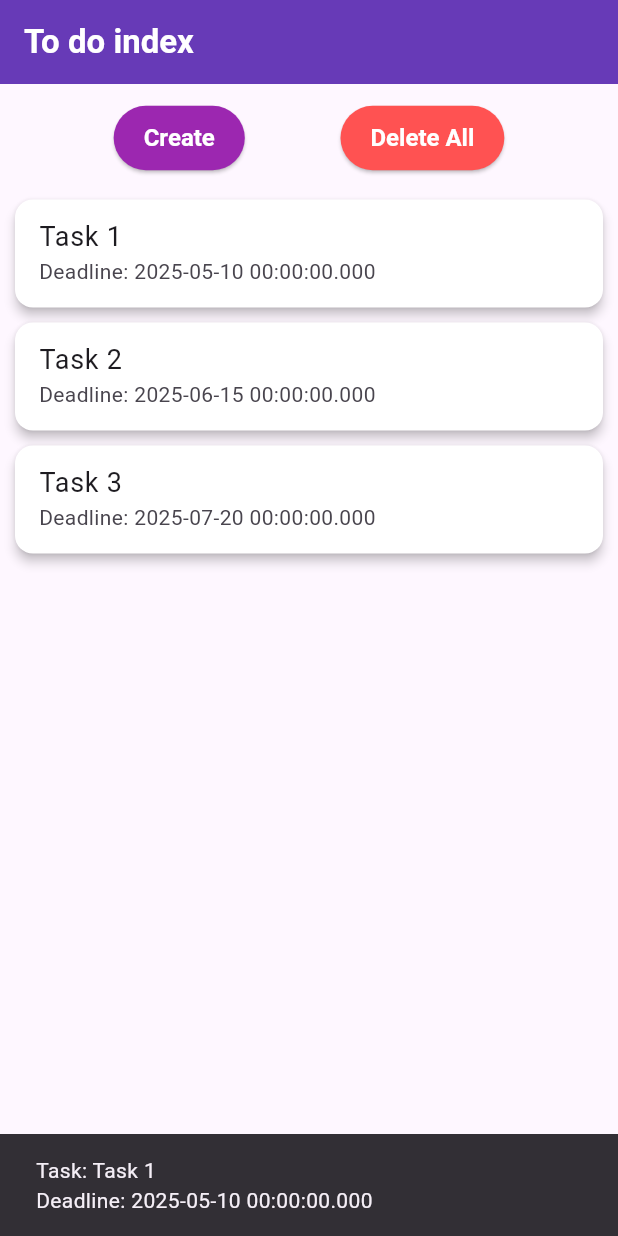
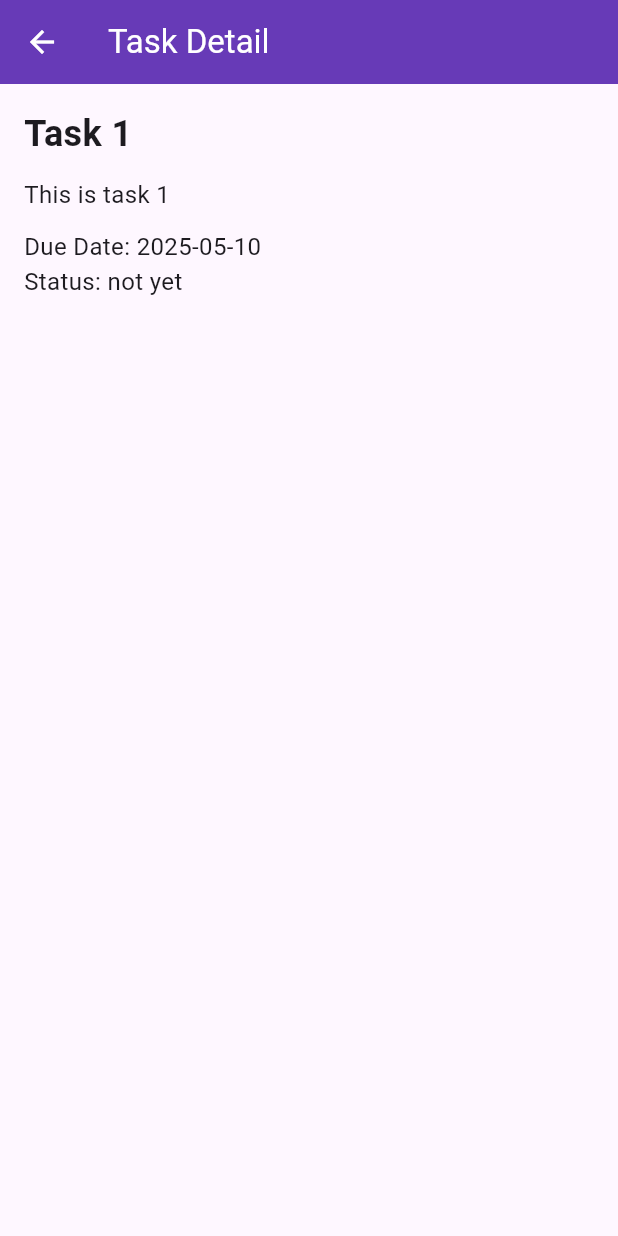
Before and after one commit to Application-drop-up/todo, a Flutter app: the screen it shows after launch, after a tap on "Task 1", on a phone screen of 412 x 824 dp. Run offline on Flutter 3.47's test engine with Material 3 defaults, Android fonts, the phone set to English and light mode, and no system bars.

Commit message:
add_test-show_task_view

```diff
--- a/lib/main.dart
+++ b/lib/main.dart
@@ -1,5 +1,6 @@
 import 'package:flutter/material.dart';
 import 'package:todo/view/create_task_view.dart';
+import 'package:todo/view/show_detail_task_view.dart';
 import 'package:todo/model/show_detail_task.dart';
 
 void main() {
@@ -86,10 +87,14 @@ class _MyHomePageState extends State<MyHomePage> {
                   margin: const EdgeInsets.symmetric(vertical: 5, horizontal: 10),
                   child: ListTile(
                     title: Text(task.title, style: const TextStyle(fontSize: 18)),
-                    subtitle: Text("Deadline: ${task.dueDate.toString()}"),
+                    subtitle: Text("Deadline: ${task.dueDate.toString().split(' ')[0]}"),
                     onTap: () {
-                      ScaffoldMessenger.of(context).showSnackBar(
-                        SnackBar(content: Text("Task: ${task.title}\nDeadline: ${task.dueDate}")),
+                      // ✅ 詳細画面へ遷移
+                      Navigator.push(
+                        context,
+                        MaterialPageRoute(
+                          builder: (context) => ShowTaskPage(task: task),
+                        ),
                       );
                     },
                   ),
@@ -98,6 +103,18 @@ class _MyHomePageState extends State<MyHomePage> {
             ),
           ),
         ],
+      ),
+      bottomNavigationBar: BottomAppBar(
+        color: Colors.deepPurple,
+        child: Padding(
+          padding: const EdgeInsets.all(10.0),
+          child: Center(
+            child: Text(
+              '© 2025 Todo App',
+              style: TextStyle(color: Colors.white, fontSize: 14),
+            ),
+          ),
+        ),
       ),
     );
   }
--- a/lib/view/show_detail_task_view.dart
+++ b/lib/view/show_detail_task_view.dart
@@ -0,0 +1,58 @@
+import 'package:flutter/material.dart';
+import 'package:provider/provider.dart';
+import 'package:todo/viewmodel/show_detail_task_viewmodel.dart';
+import 'package:todo/model/show_detail_task.dart';
+import 'package:intl/intl.dart';
+
+class ShowTaskPage extends StatelessWidget {
+  final Task task;
+
+  const ShowTaskPage({super.key, required this.task});
+
+  @override
+  Widget build(BuildContext context) {
+    return ChangeNotifierProvider(
+      create: (context) => ShowDetailTaskViewModel(task: task),
+      child: Scaffold(
+        appBar: AppBar(
+          title: const Text('Task Detail'),
+          backgroundColor: Colors.deepPurple,
+          foregroundColor: Colors.white,
+        ),
+        body: Consumer<ShowDetailTaskViewModel>(
+          builder: (context, viewModel, child) {
+            return SingleChildScrollView(
+              child: Padding(
+                padding: const EdgeInsets.all(16.0),
+                child: Column(
+                  crossAxisAlignment: CrossAxisAlignment.start,
+                  children: [
+                    Text(
+                      viewModel.task.title,
+                      style: const TextStyle(fontSize: 24, fontWeight: FontWeight.bold),
+                    ),
+                    const SizedBox(height: 12),
+                    Text(
+                      viewModel.task.content ,
+                      style: const TextStyle(fontSize: 16),
+                    ),
+                    const SizedBox(height: 12),
+                    Text(
+                      'Due Date: ${DateFormat('yyyy-MM-dd').format(viewModel.task.dueDate ?? DateTime.now())}',
+                      style: const TextStyle(fontSize: 16),
+                    ),
+                    const SizedBox(width: 8),
+                    Text(
+                      'Status: ${viewModel.task.isCompleted ? "done" : "not yet"}',
+                      style: const TextStyle(fontSize: 16),
+                    ),
+                  ],
+                ),
+              ),
+            );
+          },
+        ),
+      ),
+    );
+  }
+}
--- a/lib/viewmodel/show_detail_task_viewmodel.dart
+++ b/lib/viewmodel/show_detail_task_viewmodel.dart
@@ -2,6 +2,10 @@ import 'package:flutter/material.dart';
 import 'package:todo/model/show_detail_task.dart';
 
 class ShowDetailTaskViewModel extends ChangeNotifier {
+  final Task task;
+
+  ShowDetailTaskViewModel({required this.task});
+
   final List<Task> _tasks = [
     Task(
       id: "1",
@@ -24,7 +28,13 @@ class ShowDetailTaskViewModel extends ChangeNotifier {
   Task? getTaskById(String id) {
     return _tasks.firstWhere(
           (task) => task.id == id,
-      orElse: () => Task(id: '', title: 'Not Found', content: 'No description available', dueDate: null, isCompleted: false),
+      orElse: () => Task(
+        id: '',
+        title: 'Not Found',
+        content: 'No description available',
+        dueDate: DateTime.now(),
+        isCompleted: false,
+      ),
     );
   }
 }
--- a/pubspec.yaml
+++ b/pubspec.yaml
@@ -30,7 +30,7 @@ environment:
 dependencies:
   flutter:
     sdk: flutter
-  intl:  ^0.18.0
+  intl: ^0.20.2
   provider: ^6.0.1
   mockito: ^5.0.0
 
```
Also changed, not shown: pubspec.lock, 2 other files. Lines whose indentation alone changed are shown as unchanged.
